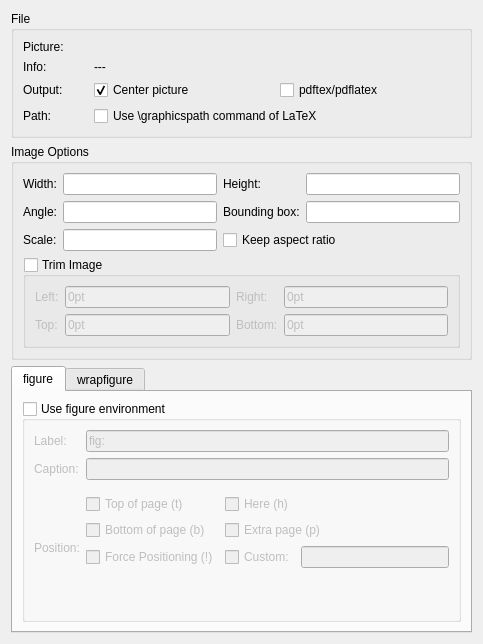
First picture: the form in src/dialogs/includegraphicsdialog_base.ui, repository KDE/kile, before the edit.
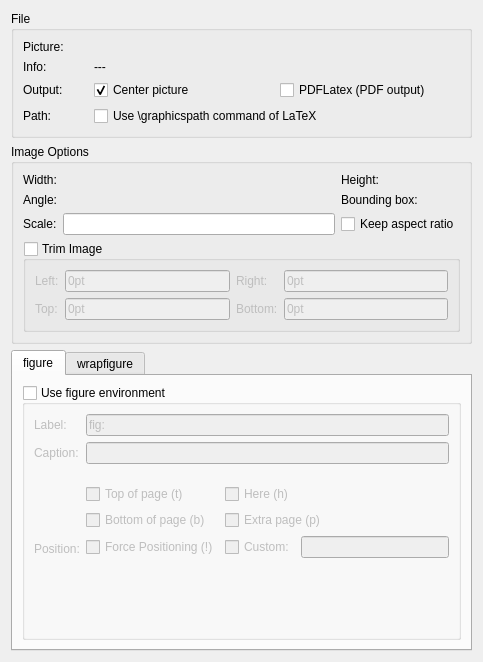
Second picture: the form after the edit. Custom widgets are drawn as their Qt base class.

Commit message: better naming of pdflatex option

Diff of the .ui file:
```diff
--- a/src/dialogs/includegraphicsdialog_base.ui
+++ b/src/dialogs/includegraphicsdialog_base.ui
@@ -6,7 +6,7 @@
     <x>0</x>
     <y>0</y>
     <width>469</width>
-    <height>644</height>
+    <height>662</height>
    </rect>
   </property>
   <layout class="QVBoxLayout" >
@@ -66,7 +66,7 @@
       <item row="2" column="2" >
        <widget class="QCheckBox" name="cb_pdftex" >
         <property name="text" >
-         <string>pdftex/pdflatex</string>
+         <string>PDFLatex (PDF output)</string>
         </property>
        </widget>
       </item>
@@ -490,12 +490,12 @@
  <customwidgets>
   <customwidget>
    <class>KLineEdit</class>
-   <extends>QLineEdit</extends>
+   <extends></extends>
    <header>klineedit.h</header>
   </customwidget>
   <customwidget>
    <class>KUrlRequester</class>
-   <extends>QFrame</extends>
+   <extends></extends>
    <header>kurlrequester.h</header>
   </customwidget>
  </customwidgets>
```
